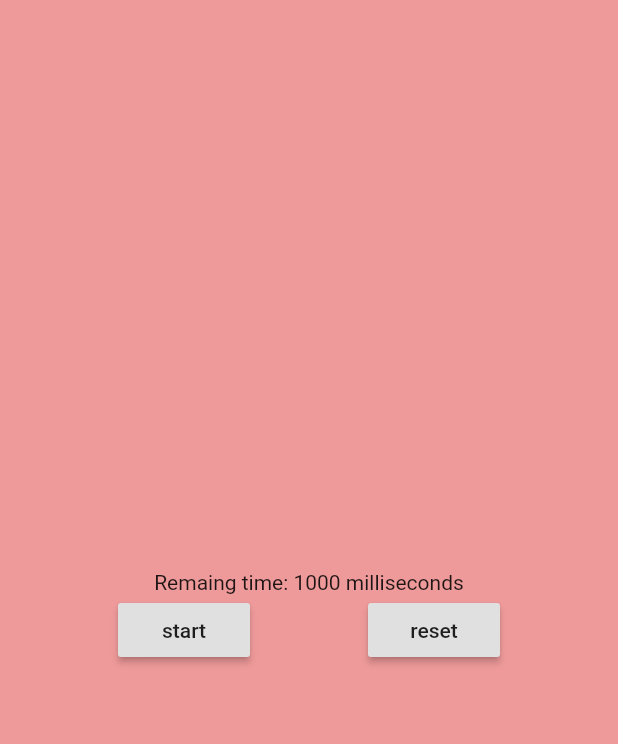
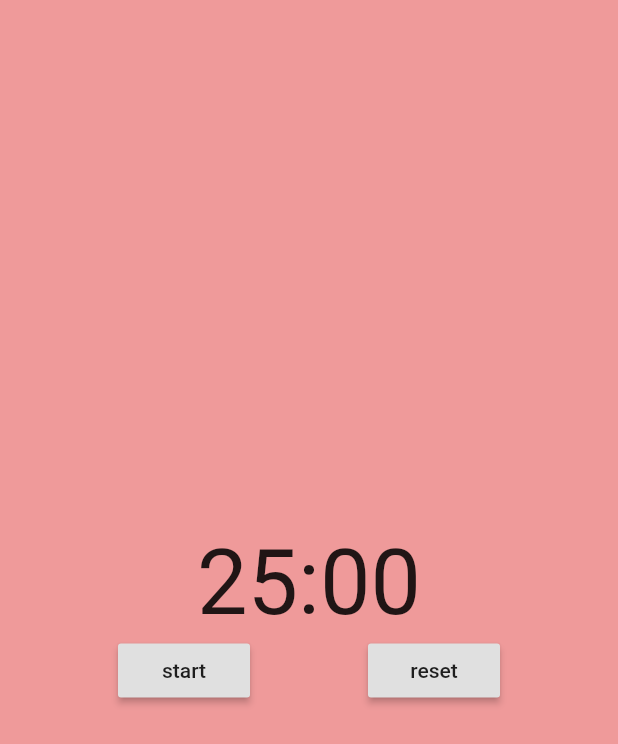
Before and after one commit to RocketRhubarb/pomodoro, a Flutter app: the screen it shows after launch, on a phone screen of 412 x 824 dp. Shown: the top 744 px of the screen. Run offline on Flutter 3.47's test engine with Material 2 defaults, Android fonts, the phone set to English and light mode, and no system bars.

Commit message:
Digital clock

```diff
--- a/lib/main.dart
+++ b/lib/main.dart
@@ -1,6 +1,7 @@
 import 'dart:async';
 
 import 'package:flutter/material.dart';
+import 'package:pomodoro/widgets/countdown_clock.dart';
 
 void main() {
   runApp(MyApp());
@@ -32,8 +33,8 @@ class _MyHomePageState extends State<MyHomePage> {
   @override
   void initState() {
     setState(() {
-      _totalTime = Duration(seconds: 1);
-      _tick = Duration(milliseconds: 100);
+      _totalTime = Duration(minutes: 25);
+      _tick = Duration(milliseconds: 500);
       _remainingTime = _totalTime;
     });
   }
@@ -68,7 +69,7 @@ class _MyHomePageState extends State<MyHomePage> {
         child: Column(
           mainAxisAlignment: MainAxisAlignment.center,
           children: <Widget>[
-            Text('Remaing time: ${_remainingTime.inMilliseconds} milliseconds'),
+            CountdownClock(time: _remainingTime),
             Row(
               mainAxisAlignment: MainAxisAlignment.spaceEvenly,
               children: <Widget>[
--- /dev/null
+++ b/lib/widgets/countdown_clock.dart
@@ -0,0 +1,34 @@
+import 'package:flutter/material.dart';
+
+class CountdownClock extends StatelessWidget {
+  final Duration time;
+
+  CountdownClock({this.time});
+
+  @override
+  Widget build(BuildContext context) {
+    return Container(
+      child: WatchFace(
+          minutes: '${time.inMinutes.toString().padLeft(2, '0')}',
+          seconds:
+              '${time.inSeconds.remainder(60).toString().padLeft(2, '0')}'),
+    );
+  }
+}
+
+class WatchFace extends StatelessWidget {
+  final String minutes;
+  final String seconds;
+
+  const WatchFace({this.minutes, this.seconds});
+
+  @override
+  Widget build(BuildContext context) {
+    return Text(
+      '$minutes:$seconds',
+      style: TextStyle(
+        fontSize: 60,
+      ),
+    );
+  }
+}
```
